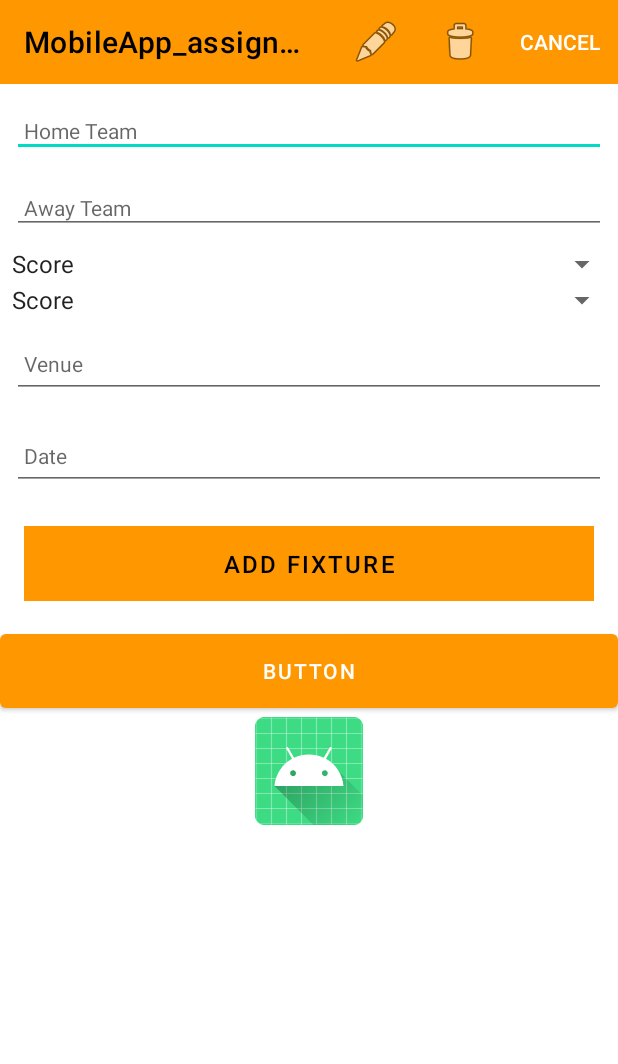
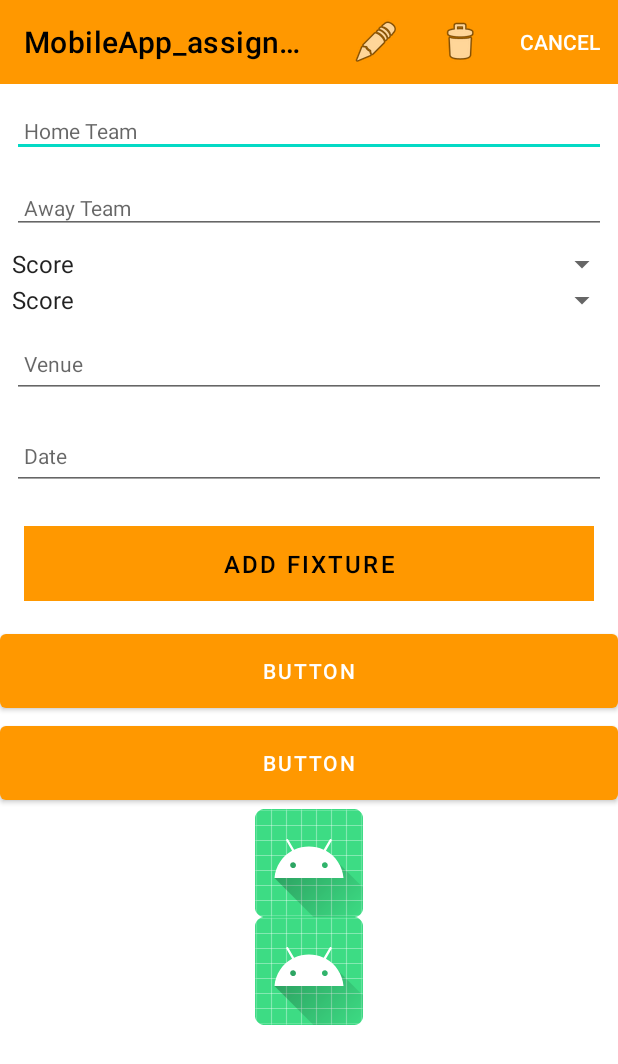
Before and after one commit to liamcrowe0225/MobileApp_assignmentV1, an Android app: the CreateFixtures screen opened directly, with no data from a screen before it, on a phone screen of 412 x 824 dp. Shown: the top 1064 px of the screen. Run offline under Robolectric (Android 15) with nearby library versions, the phone set to English and light mode, and no system bars; our stand-ins replace Picasso, Timber; pictures from the network do not load.

```diff
--- a/app/src/main/java/com/example/mobileapp_assignmentv1/adapters/adapter.kt
+++ b/app/src/main/java/com/example/mobileapp_assignmentv1/adapters/adapter.kt
@@ -5,6 +5,8 @@ import android.view.ViewGroup
 import androidx.recyclerview.widget.RecyclerView
 import com.example.mobileapp_assignmentv1.databinding.LayoutOfEachFixturesBinding
 import com.example.mobileapp_assignmentv1.models.Fixtures
+import com.squareup.picasso.Picasso
+
 interface adapters {
     fun fixturesClick(fixtures: Fixtures, position: Int)
 }
@@ -39,6 +41,8 @@ class adapter constructor(private var listOfFixtures: List<Fixtures>,
             binding.score2.text = dataClassVariables.score2.toString()
             binding.venue.text = dataClassVariables.venue
             binding.date.text = dataClassVariables.date
+            Picasso.get().load(dataClassVariables.image).resize(200,200).into(binding.imageView)
+            Picasso.get().load(dataClassVariables.image2).resize(200,200).into(binding.imageView2)
 
             binding.root.setOnClickListener { listener.fixturesClick(dataClassVariables, adapterPosition) }
         }
--- a/app/src/main/java/com/example/mobileapp_assignmentv1/models/ArrayListStoreFixtures.kt
+++ b/app/src/main/java/com/example/mobileapp_assignmentv1/models/ArrayListStoreFixtures.kt
@@ -36,6 +36,7 @@ class ArrayListStoreFixtures : FixturesArrayFunCall {
             foundCriteria.venue = club.venue
             foundCriteria.date = club.date
             foundCriteria.image = club.image
+            foundCriteria.image2 = club.image2
             logAll()
         }
     }
--- a/app/src/main/java/com/example/mobileapp_assignmentv1/models/Fixtures.kt
+++ b/app/src/main/java/com/example/mobileapp_assignmentv1/models/Fixtures.kt
@@ -14,8 +14,8 @@ data class Fixtures(var idClub: Long = 0,
                      var score2: Int = 0,
                      var venue:  String = "",
                      var date: String = "",
-                     var image: Uri = Uri.EMPTY
-                     //var image2: Uri = Uri.EMPTY
+                     var image: Uri = Uri.EMPTY,
+                     var image2: Uri = Uri.EMPTY
 ) : Parcelable /*{
     fun getFormattedDate(): String {
         val dateObj = SimpleDateFormat("yyyy-MM-dd", Locale.getDefault()).parse(date)
--- a/app/src/main/res/layout/creating_fixture.xml
+++ b/app/src/main/res/layout/creating_fixture.xml
@@ -123,8 +123,21 @@
                 android:layout_height="61dp"
                 android:text="Button" />
 
+            <Button
+                android:id="@+id/chooseImage2"
+                android:layout_width="match_parent"
+                android:layout_height="61dp"
+                android:text="Button" />
+
             <ImageView
                 android:id="@+id/imageEdit"
+                android:layout_width="match_parent"
+                android:layout_height="wrap_content"
+                app:srcCompat="@mipmap/ic_launcher"/>
+
+
+            <ImageView
+                android:id="@+id/imageEdit2"
                 android:layout_width="match_parent"
                 android:layout_height="wrap_content"
                 app:srcCompat="@mipmap/ic_launcher"/>
```
Also changed, not shown: app/src/main/java/com/example/mobileapp_assignmentv1/activities/CreateFixtures.kt (+17 -0 lines).
